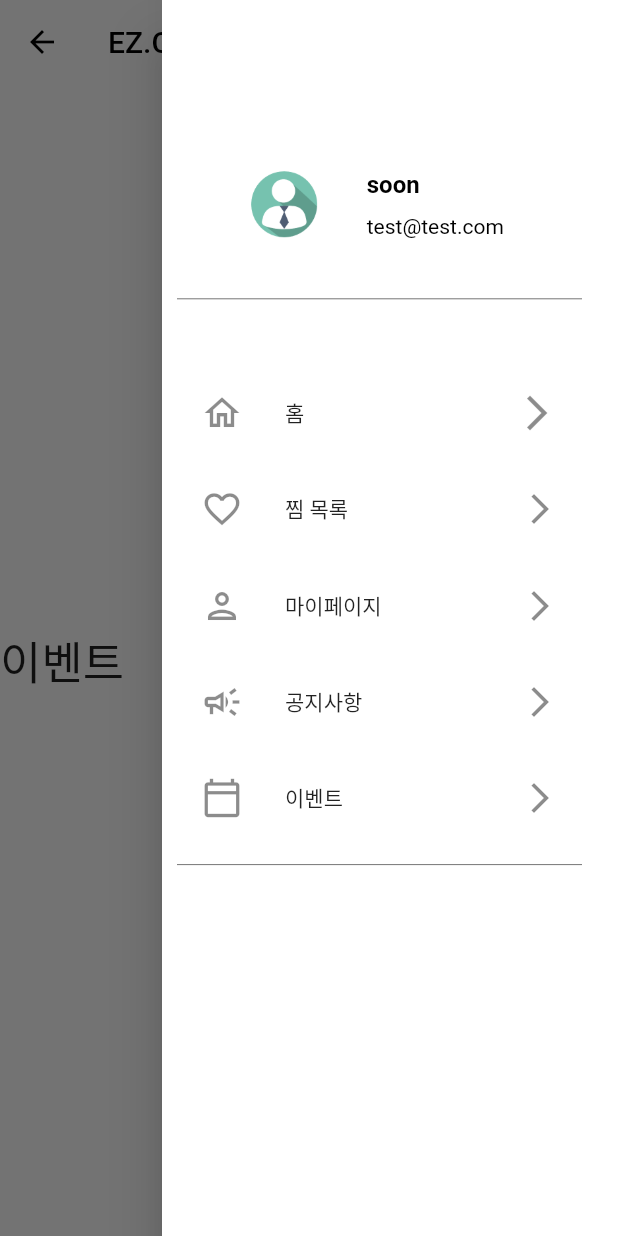
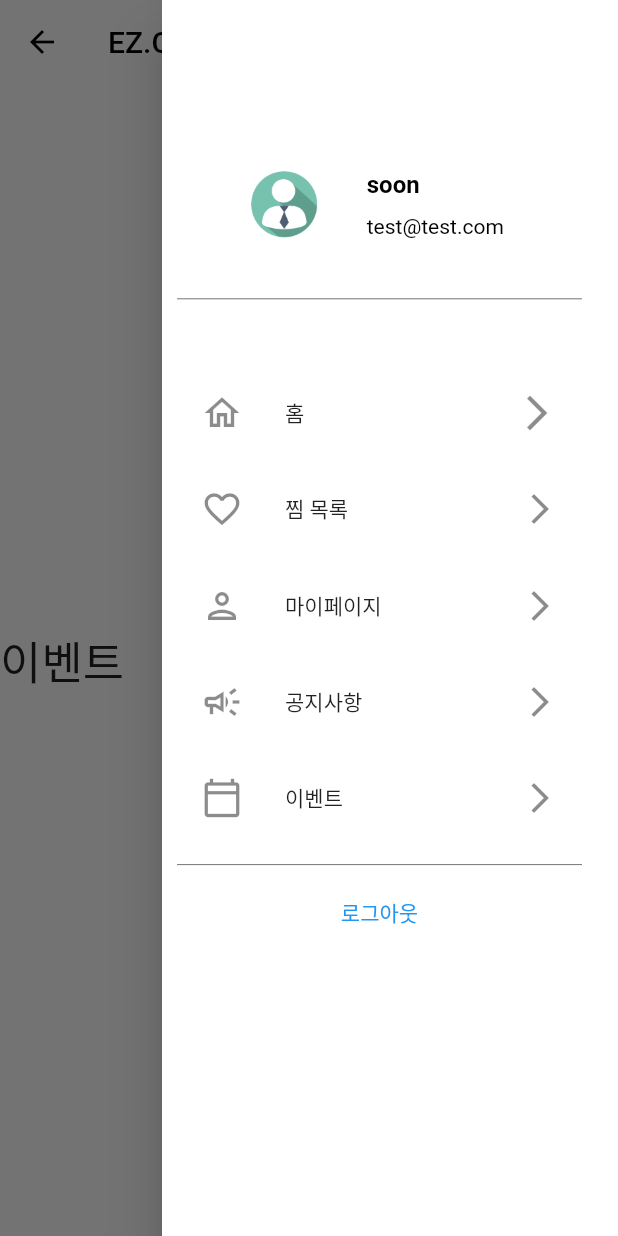
Before and after one commit to EDDI-RobotAcademy/WebAppPersonalProject, a Flutter app: the EventScreen screen opened directly, with the side drawer open, on a phone screen of 412 x 824 dp. Run offline on Flutter 3.47's test engine with Material 2 defaults, Android fonts, the phone set to English and light mode, and no system bars; our stand-ins replace get, introduction_screen, shared_preferences; accounts and stored records are empty.

Commit message:
feat: [김장순] (수정) 메인페이지를 비롯한 여러 페이지에서 사용되는 drawer UI + 로그아웃 버튼 추가 [COOKING-RECIPE13]

```diff
--- a/p4th/JangsoonKim/cooking_recipe/flutter/lib/widgets/drawer/custom_drawer.dart
+++ b/p4th/JangsoonKim/cooking_recipe/flutter/lib/widgets/drawer/custom_drawer.dart
@@ -1,6 +1,7 @@
 import 'package:demo/screens/event_screen.dart';
 import 'package:demo/screens/favorite_list_screen.dart';
 import 'package:demo/screens/notice_screen.dart';
+import 'package:demo/utilities/spring_api.dart';
 import 'package:demo/widgets/drawer/drawer_header.dart';
 import 'package:demo/widgets/screen_controller.dart';
 import 'package:flutter/material.dart';
@@ -109,7 +110,8 @@ class CustomDrawer extends StatelessWidget {
               SizedBox(height: size.height * 0.01,),
               const Divider(
                 color: Colors.black54,
-              )
+              ),
+              TextButton(onPressed: (){SpringApi.logOut();}, child: Text("로그아웃"))
             ],
           ),
         ),
```
